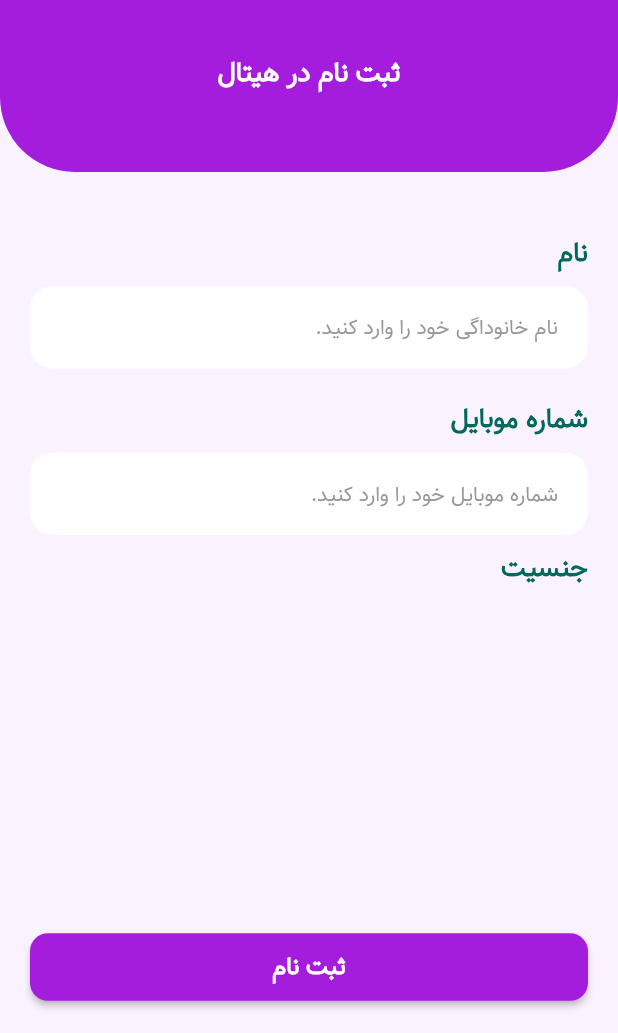
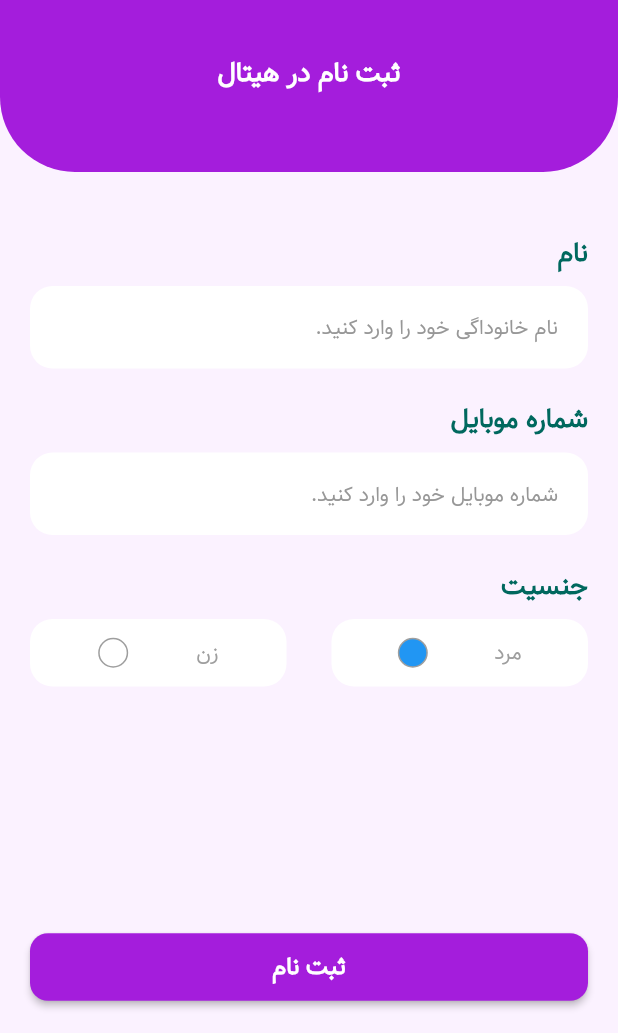
Before and after one commit to alikazemidev/hitCourse, a Flutter app: the screen it shows after launch, on a phone screen of 412 x 824 dp, the part 203-1236 px from its top. Run offline on Flutter 3.47's test engine with Material 2 defaults, Android fonts, the phone set to English and light mode, and no system bars.

Commit message:
create radio btn

```diff
--- a/lib/screens/login_screen.dart
+++ b/lib/screens/login_screen.dart
@@ -2,8 +2,13 @@
 import 'package:flutter/material.dart';
 import 'package:flutter/services.dart';
 
-class LoginScreen extends StatelessWidget {
-  const LoginScreen({super.key});
+class LoginScreen extends StatefulWidget {
+  @override
+  State<LoginScreen> createState() => _LoginScreenState();
+}
+
+class _LoginScreenState extends State<LoginScreen> {
+  bool isMale = true;
 
   @override
   Widget build(BuildContext context) {
@@ -66,7 +71,7 @@
                           hintText: 'شماره موبایل خود را وارد کنید.',
                         ),
                         SizedBox(
-                          height: 8,
+                          height: 20,
                         ),
                         Text(
                           'جنسیت',
@@ -79,7 +84,115 @@
                         SizedBox(
                           height: 8,
                         ),
-
+                        Directionality(
+                          textDirection: TextDirection.rtl,
+                          child: Row(
+                            mainAxisAlignment: MainAxisAlignment.spaceAround,
+                            children: [
+                              Expanded(
+                                flex: 1,
+                                child: GestureDetector(
+                                  onTap: () {
+                                    isMale = true;
+                                    setState(() {});
+                                  },
+                                  child: Container(
+                                    height: 45,
+                                    decoration: BoxDecoration(
+                                      color: Colors.white,
+                                      borderRadius: BorderRadius.circular(15),
+                                    ),
+                                    child: Row(
+                                      mainAxisAlignment:
+                                          MainAxisAlignment.spaceEvenly,
+                                      children: [
+                                        Text(
+                                          'مرد',
+                                          style: TextStyle(
+                                            color: Colors.grey,
+                                          ),
+                                        ),
+                                        Container(
+                                          width: 20,
+                                          height: 20,
+                                          decoration: BoxDecoration(
+                                            color: isMale ? Colors.blue : null,
+                                            borderRadius:
+                                                BorderRadius.circular(100),
+                                            border: Border.all(
+                                              color: Colors.grey,
+                                              width: 1,
+                                            ),
+                                          ),
+                                        ),
+                                      ],
+                                    ),
+                                  ),
+                                ),
+                              ),
+                              SizedBox(
+                                width: 30,
+                              ),
+                              Expanded(
+                                flex: 1,
+                                child: GestureDetector(
+                                  onTap: () {
+                                    isMale = false;
+                                    setState(() {});
+                                  },
+                                  child: Container(
+                                    height: 45,
+                                    decoration: BoxDecoration(
+                                      color: Colors.white,
+                                      borderRadius: BorderRadius.circular(15),
+                                    ),
+                                    child: Row(
+                                      mainAxisAlignment:
+                                          MainAxisAlignment.spaceEvenly,
+                                      children: [
+                                        Text(
+                                          'زن',
+                                          style: TextStyle(
+                                            color: Colors.grey,
+                                          ),
+                                        ),
+                                        Container(
+                                          width: 20,
+                                          height: 20,
+                                          decoration: BoxDecoration(
+                                            color: !isMale ? Colors.blue : null,
+                                            borderRadius:
+                                                BorderRadius.circular(100),
+                                            border: Border.all(
+                                              color: Colors.grey,
+                                              width: 1,
+                                            ),
+                                          ),
+                                        ),
+                                      ],
+                                    ),
+                                  ),
+                                ),
+                              ),
+                              // RadioMenuButton(
+                              //   value: 'مرد',
+                              //   groupValue: 'مرد',
+                              //   onChanged: (value) {
+                              //     print(value);
+                              //   },
+                              //   child: Text('مرد'),
+                              // ),
+                              // RadioMenuButton(
+                              //   value: 'زن',
+                              //   groupValue: 'زن',
+                              //   onChanged: (value) {
+                              //     print(value);
+                              //   },
+                              //   child: Text('زن'),
+                              // ),
+                            ],
+                          ),
+                        ),
                       ],
                     ),
                   ),
```
